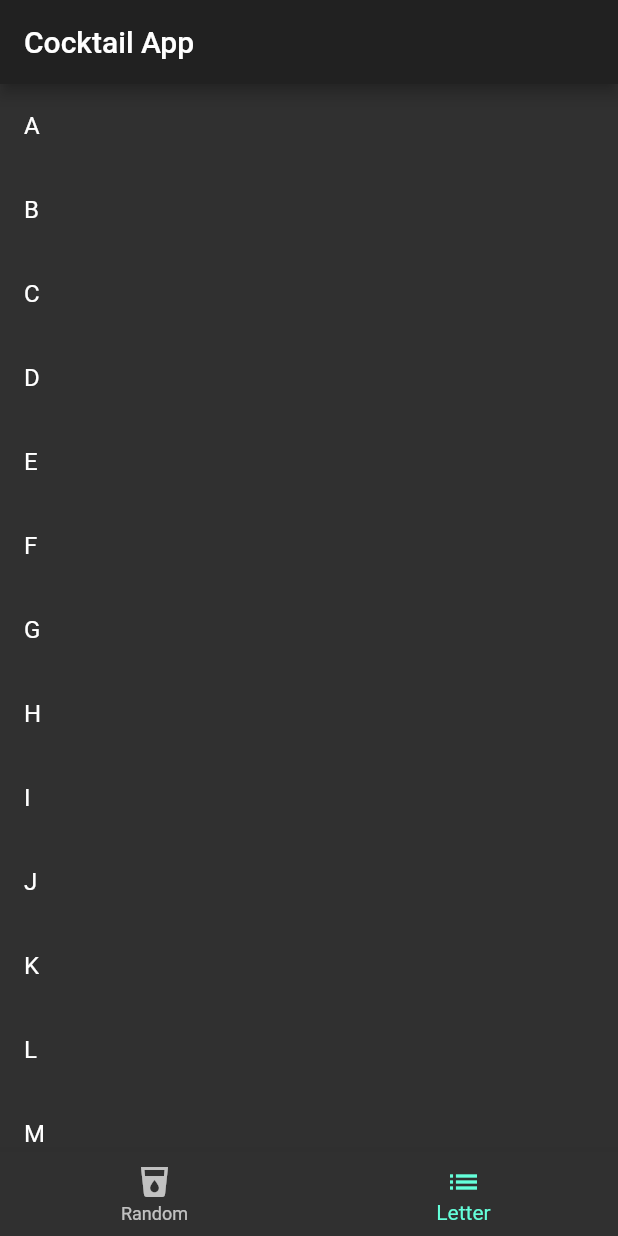
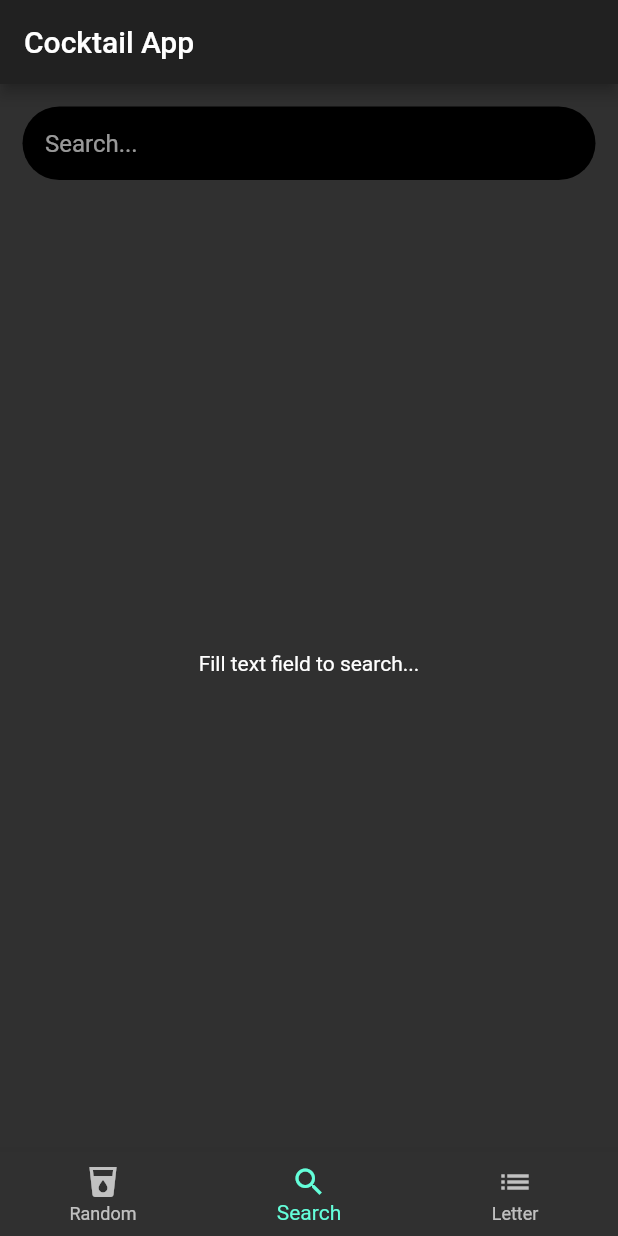
Before and after one commit to dhimasdewanto/cocktail_app, a Flutter app: the screen it shows after launch, item 2 of the bottom bar chosen, on a phone screen of 412 x 824 dp. Run offline on Flutter 3.47's test engine with Material 2 defaults, Android fonts, the phone set to English and light mode, and no system bars; our stand-ins replace auto_route, bloc, cached_network_image, dartz, dio, flutter_bloc and 3 more; generated files the repository leaves out were written again; network calls fail.

Commit message:
Integrate search bloc to widgets

```diff
--- /dev/null
+++ b/lib/features/cocktails/presentation/fragments/search_fragment.dart
@@ -0,0 +1,91 @@
+import 'package:auto_route/auto_route.dart';
+import 'package:cocktail_app/core/apps/app_styles.dart';
+import 'package:cocktail_app/core/router/router.gr.dart';
+import 'package:cocktail_app/features/cocktails/domain/entities/drink.dart';
+import 'package:flutter/material.dart';
+import 'package:flutter_bloc/flutter_bloc.dart';
+import 'package:cocktail_app/features/cocktails/presentation/blocs/search_drinks/search_drinks_bloc.dart';
+
+/// Fragment for searching drinks.
+class SearchFragment extends StatelessWidget {
+  const SearchFragment({Key key}) : super(key: key);
+
+  @override
+  Widget build(BuildContext context) {
+    final searchBloc = context.bloc<SearchDrinksBloc>();
+
+    return Stack(
+      children: <Widget>[
+        Padding(
+          padding: const EdgeInsets.only(
+            top: 60.0,
+          ),
+          child: BlocBuilder<SearchDrinksBloc, SearchDrinksState>(
+            builder: (context, state) {
+              return state.when(
+                view: _viewWidget,
+                searchTextEmpty: () => const Center(
+                  child: Text('Fill text field to search...'),
+                ),
+                initial: () => const Center(
+                  child: Text('Fill text field to search...'),
+                ),
+                loading: () => const Center(
+                  child: CircularProgressIndicator(),
+                ),
+                error: (message) => Center(
+                  child: Text(message),
+                ),
+              );
+            },
+          ),
+        ),
+        Padding(
+          padding: const EdgeInsets.all(AppStyles.padding),
+          child: TextField(
+            textInputAction: TextInputAction.search,
+            decoration: InputDecoration(
+              hintText: 'Search...',
+              filled: true,
+              fillColor: Theme.of(context).brightness == Brightness.dark
+                  ? Colors.black
+                  : Colors.white,
+              enabledBorder: OutlineInputBorder(
+                borderSide: BorderSide(color: Colors.transparent),
+                borderRadius: BorderRadius.circular(50.0),
+              ),
+              focusedBorder: OutlineInputBorder(
+                borderSide: BorderSide(color: Colors.transparent),
+                borderRadius: BorderRadius.circular(50.0),
+              ),
+              contentPadding: const EdgeInsets.all(15.0),
+            ),
+            onSubmitted: (search) {
+              searchBloc.add(SearchDrinksEvent.search(search));
+            },
+          ),
+        ),
+      ],
+    );
+  }
+
+  Widget _viewWidget(List<Drink> listDrinks) {
+    return ListView.builder(
+      itemCount: listDrinks.length,
+      itemBuilder: (context, index) {
+        final drink = listDrinks[index];
+        return ListTile(
+          title: Text(drink.strDrink),
+          onTap: () async {
+            await ExtendedNavigator.of(context).pushNamed(
+              Routes.detailDrinkPage,
+              arguments: DetailDrinkPageArguments(
+                drink: drink,
+              ),
+            );
+          },
+        );
+      },
+    );
+  }
+}
--- a/lib/features/cocktails/presentation/pages/cocktail_page.dart
+++ b/lib/features/cocktails/presentation/pages/cocktail_page.dart
@@ -4,6 +4,8 @@ import 'package:cocktail_app/features/cocktails/presentation/blocs/letter_list_d
 import 'package:cocktail_app/features/cocktails/presentation/fragments/letter_fragment.dart';
 import 'package:cocktail_app/features/cocktails/presentation/fragments/random_fragment.dart';
 import 'package:cocktail_app/features/cocktails/presentation/blocs/random_drink/random_drink_bloc.dart';
+import 'package:cocktail_app/features/cocktails/presentation/blocs/search_drinks/search_drinks_bloc.dart';
+import 'package:cocktail_app/features/cocktails/presentation/fragments/search_fragment.dart';
 import 'package:flutter/material.dart';
 import 'package:flutter_bloc/flutter_bloc.dart';
 
@@ -20,6 +22,7 @@ class _CocktailPageState extends State<CocktailPage> {
 
   final _listFragments = const [
     RandomFragment(),
+    SearchFragment(),
     LetterFragment(),
   ];
 
@@ -27,6 +30,10 @@ class _CocktailPageState extends State<CocktailPage> {
     BottomNavigationBarItem(
       icon: Icon(Icons.local_drink),
       title: Text('Random'),
+    ),
+    BottomNavigationBarItem(
+      icon: Icon(Icons.search),
+      title: Text('Search'),
     ),
     BottomNavigationBarItem(
       icon: Icon(Icons.list),
@@ -48,6 +55,9 @@ class _CocktailPageState extends State<CocktailPage> {
           BlocProvider<LetterListDrinksBloc>(
             create: (_) => getIt<LetterListDrinksBloc>(),
           ),
+          BlocProvider<SearchDrinksBloc>(
+            create: (_) => getIt<SearchDrinksBloc>(),
+          ),
         ],
         child: _listFragments[_selectedIndex],
       ),
```
